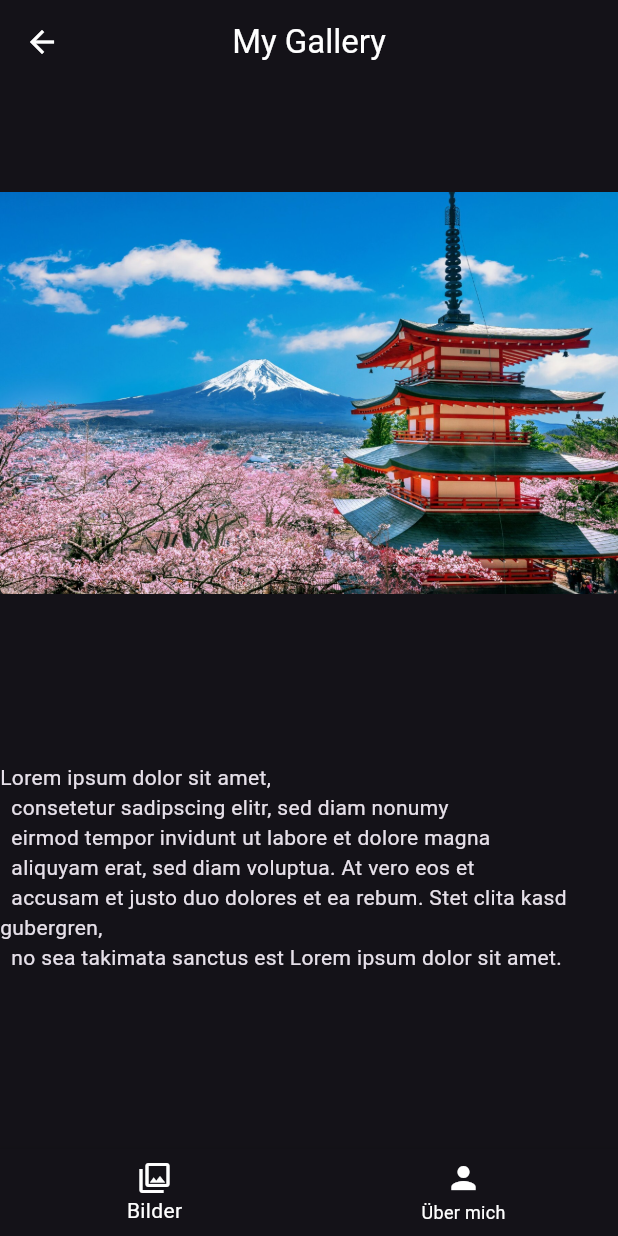
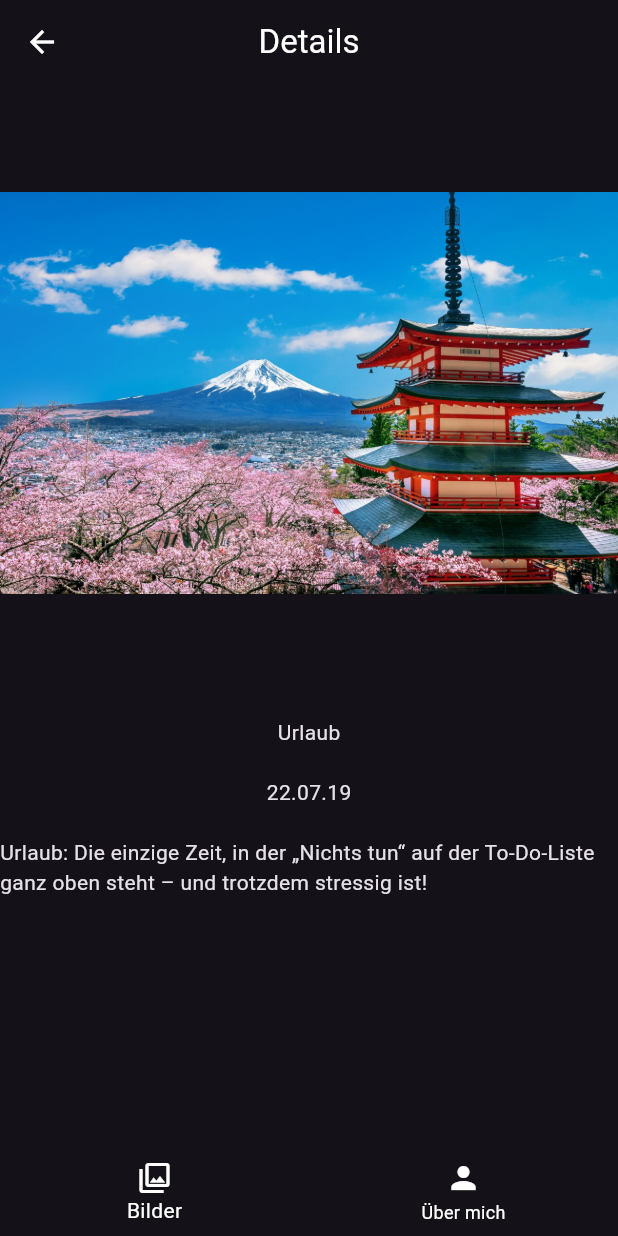
Before and after one commit to DEVAT94/Batch10Tasks, a Flutter app: the screen it shows after launch, after a tap on "Urlaub", on a phone screen of 412 x 824 dp. Run offline on Flutter 3.47's test engine with Material 3 defaults, Android fonts, the phone set to English and light mode, and no system bars; our stand-ins replace google_nav_bar.

Commit message:
DetailCard extended

```diff
--- a/Tasks/f_helloworld/f_bildergalerie/f_bildergalerie/lib/customappbar.dart
+++ b/Tasks/f_helloworld/f_bildergalerie/f_bildergalerie/lib/customappbar.dart
@@ -1,14 +1,15 @@
 import 'package:flutter/material.dart';
 
 class CustomAppBar extends StatelessWidget implements PreferredSizeWidget {
-  const CustomAppBar({super.key});
+  final String appBarTitle;
+  const CustomAppBar({super.key, required this.appBarTitle});
 
   @override
   Widget build(BuildContext context) {
     return AppBar(
       forceMaterialTransparency: true,
       automaticallyImplyLeading: true,
-      title: Text('My Gallery'),
+      title: Text(appBarTitle),
       centerTitle: true,
       foregroundColor: Colors.white,
       iconTheme: IconThemeData(color: Colors.white),
--- a/Tasks/f_helloworld/f_bildergalerie/f_bildergalerie/lib/custombottomnavbar.dart
+++ b/Tasks/f_helloworld/f_bildergalerie/f_bildergalerie/lib/custombottomnavbar.dart
@@ -11,12 +11,18 @@ class _CustomNavBarState extends State<CustomNavBar> {
   @override
   Widget build(BuildContext context) {
     return BottomNavigationBar(
-          items: [
-            const BottomNavigationBarItem(icon: Icon(Icons.photo_library_outlined), label: 'Bilder',),
-            const BottomNavigationBarItem(icon: Icon(Icons.person), label: 'Über mich')
-          ],
-          selectedItemColor: Colors.white,
-          unselectedItemColor: Colors.white,
-        );
+      items: [
+        const BottomNavigationBarItem(
+          icon: Icon(Icons.photo_library_outlined),
+          label: 'Bilder',
+        ),
+        const BottomNavigationBarItem(
+          icon: Icon(Icons.person),
+          label: 'Über mich',
+        ),
+      ],
+      selectedItemColor: Colors.white,
+      unselectedItemColor: Colors.white,
+    );
   }
 }
--- a/Tasks/f_helloworld/f_bildergalerie/f_bildergalerie/lib/customcard.dart
+++ b/Tasks/f_helloworld/f_bildergalerie/f_bildergalerie/lib/customcard.dart
@@ -1,9 +1,18 @@
 import 'package:flutter/material.dart';
 
 class CustomCard extends StatefulWidget {
-  final String text;
-  final String imageName;
-  const CustomCard({super.key, required this.text, required this.imageName});
+  final String imagePath;
+  final String imageTitle;
+  final String imageDate;
+  final String imageDetails;
+
+  const CustomCard({
+    super.key,
+    required this.imagePath,
+    required this.imageTitle,
+    required this.imageDate,
+    required this.imageDetails,
+  });
 
   @override
   State<CustomCard> createState() => _CustomCardState();
@@ -22,13 +31,13 @@ class _CustomCardState extends State<CustomCard> {
           Expanded(
             flex: 2,
             child: Image.asset(
-              'assets/images/${widget.imageName}',
+              'assets/images/${widget.imagePath}',
               fit: BoxFit.cover,
               width: double.infinity,
             ),
           ),
           Text(
-            widget.text,
+            widget.imageTitle,
             style: TextStyle(color: Colors.black, fontWeight: FontWeight.bold),
           ),
         ],
--- a/Tasks/f_helloworld/f_bildergalerie/f_bildergalerie/lib/detailcard.dart
+++ b/Tasks/f_helloworld/f_bildergalerie/f_bildergalerie/lib/detailcard.dart
@@ -3,19 +3,33 @@ import 'package:f_bildergalerie/custombottomnavbar.dart';
 import 'package:flutter/material.dart';
 
 class DetailCard extends StatelessWidget {
-  final String imageName;
-  const DetailCard({super.key, required this.imageName});
+  final String imagePath;
+  final String imageTitle;
+  final String imageDate;
+  final String imageDetails;
+
+  const DetailCard({
+    super.key,
+    required this.imagePath,
+    required this.imageTitle,
+    required this.imageDate,
+    required this.imageDetails,
+  });
 
   @override
   Widget build(BuildContext context) {
     return Scaffold(
-        appBar: CustomAppBar(),
+      appBar: CustomAppBar(appBarTitle: 'Details'),
       body: GridView.count(
         crossAxisCount: 1,
-          mainAxisSpacing: 40,
+        mainAxisSpacing: 10,
         children: [
-            Expanded(flex: 2 ,child: Image.asset('assets/images/$imageName')),
-            Text(LoremIpsum.text),
+          Image.asset('assets/images/$imagePath'),
+          DetailCardText(
+            title: imageTitle,
+            textDate: imageDate,
+            details: imageDetails,
+          ),
         ],
       ),
       bottomNavigationBar: CustomNavBar(),
@@ -23,11 +37,28 @@ class DetailCard extends StatelessWidget {
   }
 }
 
-class LoremIpsum {
-  static final String text = '''Lorem ipsum dolor sit amet,
-  consetetur sadipscing elitr, sed diam nonumy
-  eirmod tempor invidunt ut labore et dolore magna
-  aliquyam erat, sed diam voluptua. At vero eos et
-  accusam et justo duo dolores et ea rebum. Stet clita kasd gubergren,
-  no sea takimata sanctus est Lorem ipsum dolor sit amet.''';
+class DetailCardText extends StatelessWidget {
+  final String details;
+  final String title;
+  final String textDate;
+
+  const DetailCardText({
+    super.key,
+    required this.title,
+    required this.textDate,
+    required this.details,
+  });
+
+  @override
+  Widget build(BuildContext context) {
+    return Column(
+      children: [
+        Text(title),
+        SizedBox(height: 20),
+        Text(textDate),
+        SizedBox(height: 20),
+        Text(details),
+      ],
+    );
   }
+}
--- /dev/null
+++ b/Tasks/f_helloworld/f_bildergalerie/f_bildergalerie/lib/details.dart
@@ -0,0 +1,12 @@
+class TextDetails {
+  static List<String> listText = [
+    'Schafe können Gesichter merken – und vergessen dich nie, wenn du ihnen mal das Futter zu spät bringst!',
+    'Techno-Festivals: Wo 140 BPM normal sind – und der Bass dein Herzschlag übernimmt, ob du willst oder nicht!',
+    'Freunde sind wie WLAN: Man merkt erst, wie wichtig sie sind, wenn die Verbindung plötzlich weg ist.',
+    'Games: Nur dort kannst du Welten retten, Pizza essen und trotzdem noch verlieren – alles in einer Stunde.',
+    'Kochen: Der einzige Ort, wo ein „bisschen Salz“ dein Gericht rettet – oder komplett ruiniert.',
+    'Kunst: Wo ein Strich auf Leinwand Millionen wert sein kann – wenn du ihn „konzeptuell“ nennst.',
+    'Urlaub: Die einzige Zeit, in der „Nichts tun“ auf der To-Do-Liste ganz oben steht – und trotzdem stressig ist!',
+    'Wandern: Stunden durch die Natur stapfen, nur um am Ende festzustellen, dass der beste Ausblick der Parkplatz war.',
+  ];
+}
--- a/Tasks/f_helloworld/f_bildergalerie/f_bildergalerie/lib/main_screen.dart
+++ b/Tasks/f_helloworld/f_bildergalerie/f_bildergalerie/lib/main_screen.dart
@@ -4,7 +4,6 @@ import 'package:f_bildergalerie/mygallery.dart';
 import 'package:flutter/material.dart';
 
 class MainScreen extends StatelessWidget {
-
   const MainScreen({super.key});
 
   @override
@@ -13,9 +12,9 @@ class MainScreen extends StatelessWidget {
       theme: ThemeData.dark(),
       debugShowCheckedModeBanner: false,
       home: Scaffold(
-        appBar: CustomAppBar(),
+        appBar: CustomAppBar(appBarTitle: 'MyGallery'),
         body: MyGallery(),
-        bottomNavigationBar: CustomNavBar()
+        bottomNavigationBar: CustomNavBar(),
       ),
     );
   }
--- a/Tasks/f_helloworld/f_bildergalerie/f_bildergalerie/lib/mygallery.dart
+++ b/Tasks/f_helloworld/f_bildergalerie/f_bildergalerie/lib/mygallery.dart
@@ -1,4 +1,5 @@
 import 'package:f_bildergalerie/detailcard.dart';
+import 'package:f_bildergalerie/details.dart';
 import 'package:flutter/material.dart';
 import 'package:f_bildergalerie/customcard.dart';
 
@@ -20,32 +21,75 @@ class _MyGalleryState extends State<MyGallery> {
         mainAxisSpacing: 10,
         crossAxisCount: 2,
         children: [
-          _buildCard('Tiere', 'schaf.jpg'),
-          _buildCard('Feiern', 'feiern.png'),
-          _buildCard('Freunde', 'freunde.jpg'),
-          _buildCard('Games', 'games.png'),
-          _buildCard('Chef´s Arena Gerichte', 'essen.png'),
-          _buildCard('Kunst', 'kunst.png'),
-          _buildCard('Urlaub', 'urlaub.png'),
-          _buildCard('Wandern', 'wandern.jpg'),
+          _buildCard('schaf.jpg', 'Tiere', '15.01.94', TextDetails.listText[0]),
+          _buildCard(
+            'feiern.png',
+            'Festivals',
+            '16.07.25',
+            TextDetails.listText[1],
+          ),
+          _buildCard(
+            'freunde.jpg',
+            'Freunde',
+            '04.10.23',
+            TextDetails.listText[2],
+          ),
+          _buildCard(
+            'games.png',
+            'Games',
+            '01.04.2014',
+            TextDetails.listText[3],
+          ),
+          _buildCard(
+            'essen.png',
+            'Chef´s Arena Gerichte',
+            '21.12.25',
+            TextDetails.listText[4],
+          ),
+          _buildCard('kunst.png', 'Kunst', '13.08.16', TextDetails.listText[5]),
+          _buildCard(
+            'urlaub.png',
+            'Urlaub',
+            '22.07.19',
+            TextDetails.listText[6],
+          ),
+          _buildCard(
+            'wandern.jpg',
+            'Wandern',
+            '09.05.21',
+            TextDetails.listText[7],
+          ),
         ],
       ),
     );
   }
 
-  Widget _buildCard(String text, String imageName) {
+  Widget _buildCard(
+    String imagePath,
+    String imageTitle,
+    String imageDate,
+    String imageDetails,
+  ) {
     return GestureDetector(
       onTap: () {
         Navigator.push(
           context,
           MaterialPageRoute(
             builder: (context) => DetailCard(
-              imageName: imageName,
+              imagePath: imagePath,
+              imageTitle: imageTitle,
+              imageDate: imageDate,
+              imageDetails: imageDetails,
             ),
           ),
         );
       },
-      child: CustomCard(text: text, imageName: imageName),
+      child: CustomCard(
+        imagePath: imagePath,
+        imageTitle: imageTitle,
+        imageDate: imageDate,
+        imageDetails: imageDetails,
+      ),
     );
   }
 }
```
Also changed, not shown: Tasks/f_helloworld/f_bildergalerie/f_bildergalerie/lib/main.dart (line endings or trailing spaces). Lines whose indentation alone changed are shown as unchanged.
